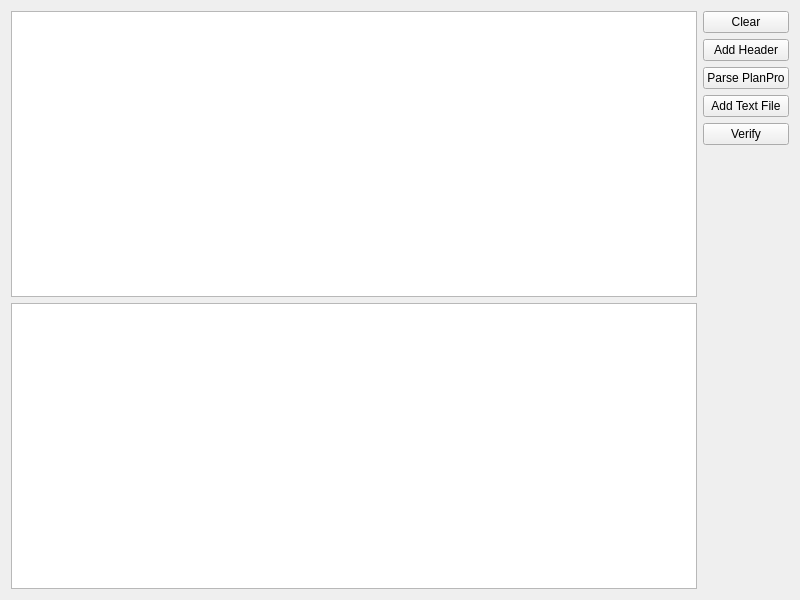
This is tools/smttest/widget.ui in formetcs/ppview as Qt 5 draws it before an edit. The edited form follows.
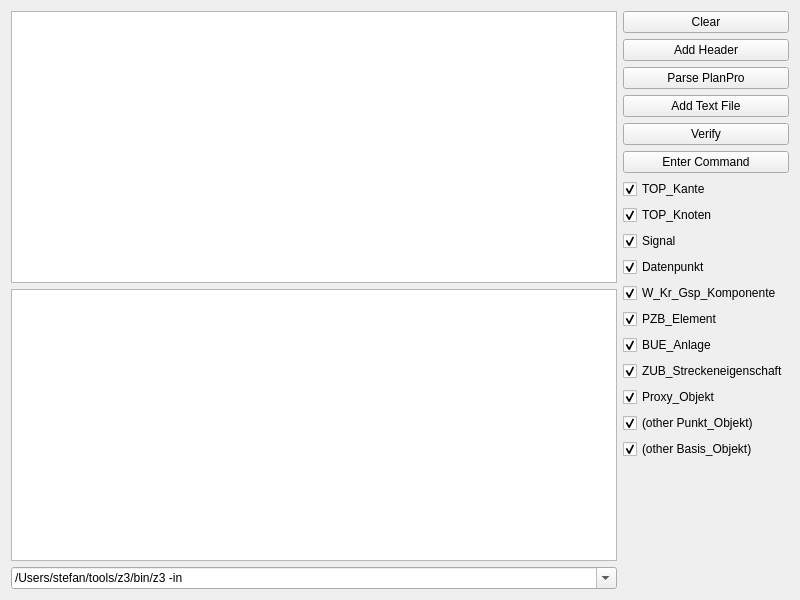
This is the edited form.

Commit message: Time measurement

Diff of the .ui file:
```diff
--- a/tools/smttest/widget.ui
+++ b/tools/smttest/widget.ui
@@ -29,6 +29,23 @@
        </property>
       </widget>
      </item>
+     <item>
+      <widget class="QComboBox" name="comboBoxCmdline">
+       <property name="editable">
+        <bool>true</bool>
+       </property>
+       <item>
+        <property name="text">
+         <string>/Users/stefan/tools/z3/bin/z3 -in</string>
+        </property>
+       </item>
+       <item>
+        <property name="text">
+         <string>/Users/stefan/tools/cvc5/bin/cvc5</string>
+        </property>
+       </item>
+      </widget>
+     </item>
     </layout>
    </item>
    <item>
@@ -68,6 +85,123 @@
        </property>
       </widget>
      </item>
+     <item>
+      <widget class="QPushButton" name="pushButtonEnterCommand">
+       <property name="text">
+        <string>Enter Command</string>
+       </property>
+      </widget>
+     </item>
+     <item>
+      <widget class="QCheckBox" name="cbTopKante">
+       <property name="text">
+        <string>TOP_Kante</string>
+       </property>
+       <property name="checked">
+        <bool>true</bool>
+       </property>
+      </widget>
+     </item>
+     <item>
+      <widget class="QCheckBox" name="cbTopKnoten">
+       <property name="text">
+        <string>TOP_Knoten</string>
+       </property>
+       <property name="checked">
+        <bool>true</bool>
+       </property>
+      </widget>
+     </item>
+     <item>
+      <widget class="QCheckBox" name="cbSignal">
+       <property name="text">
+        <string>Signal</string>
+       </property>
+       <property name="checked">
+        <bool>true</bool>
+       </property>
+      </widget>
+     </item>
+     <item>
+      <widget class="QCheckBox" name="cbDatenpunkt">
+       <property name="text">
+        <string>Datenpunkt</string>
+       </property>
+       <property name="checked">
+        <bool>true</bool>
+       </property>
+      </widget>
+     </item>
+     <item>
+      <widget class="QCheckBox" name="cbWKrGspKomponente">
+       <property name="text">
+        <string>W_Kr_Gsp_Komponente</string>
+       </property>
+       <property name="checked">
+        <bool>true</bool>
+       </property>
+      </widget>
+     </item>
+     <item>
+      <widget class="QCheckBox" name="cbPzbElement">
+       <property name="text">
+        <string>PZB_Element</string>
+       </property>
+       <property name="checked">
+        <bool>true</bool>
+       </property>
+      </widget>
+     </item>
+     <item>
+      <widget class="QCheckBox" name="cbBueAnlage">
+       <property name="text">
+        <string>BUE_Anlage</string>
+       </property>
+       <property name="checked">
+        <bool>true</bool>
+       </property>
+      </widget>
+     </item>
+     <item>
+      <widget class="QCheckBox" name="cbZubStreckeneigenschaft">
+       <property name="text">
+        <string>ZUB_Streckeneigenschaft</string>
+       </property>
+       <property name="checked">
+        <bool>true</bool>
+       </property>
+      </widget>
+     </item>
+     <item>
+      <widget class="QCheckBox" name="cbProxyObjekt">
+       <property name="text">
+        <string>Proxy_Objekt</string>
+       </property>
+       <property name="checked">
+        <bool>true</bool>
+       </property>
+      </widget>
+     </item>
+     <item>
+      <widget class="QCheckBox" name="cbOtherPunktObjekt">
+       <property name="text">
+        <string>(other Punkt_Objekt)</string>
+       </property>
+       <property name="checked">
+        <bool>true</bool>
+       </property>
+      </widget>
+     </item>
+     <item>
+      <widget class="QCheckBox" name="cbOtherBasisObjekt">
+       <property name="text">
+        <string>(other Basis_Objekt)</string>
+       </property>
+       <property name="checked">
+        <bool>true</bool>
+       </property>
+      </widget>
+     </item>
      <item>
       <spacer name="verticalSpacer">
        <property name="orientation">
```
The commit also changes 2 other files.
